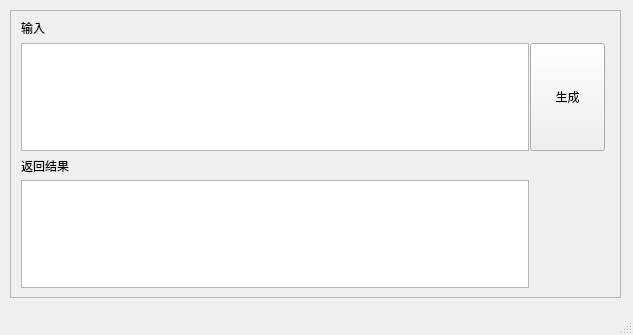
This is pyqt/demo.ui in ruwindyner/py_small_tools as Qt 5 draws it before an edit. The edited form follows.
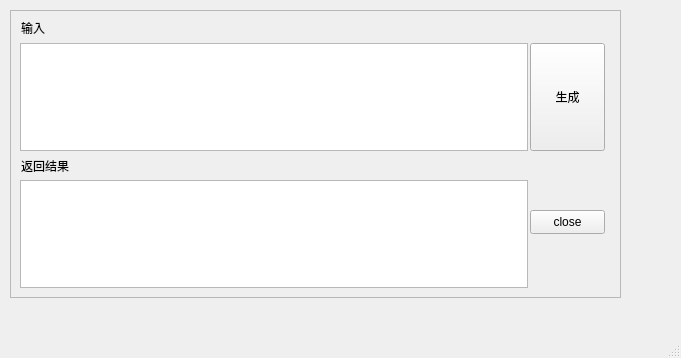
This is the edited form.

Patch:
```diff
--- a/pyqt/demo.ui
+++ b/pyqt/demo.ui
@@ -6,8 +6,8 @@
    <rect>
     <x>0</x>
     <y>0</y>
-    <width>633</width>
-    <height>335</height>
+    <width>681</width>
+    <height>358</height>
    </rect>
   </property>
   <property name="windowTitle">
@@ -45,7 +45,7 @@
     <widget class="QTextEdit" name="textEdit">
      <property name="geometry">
       <rect>
-       <x>11</x>
+       <x>10</x>
        <y>33</y>
        <width>508</width>
        <height>108</height>
@@ -81,13 +81,26 @@
     <widget class="QTextEdit" name="textEdit_2">
      <property name="geometry">
       <rect>
-       <x>11</x>
+       <x>10</x>
        <y>170</y>
        <width>508</width>
        <height>108</height>
       </rect>
      </property>
     </widget>
+    <widget class="QPushButton" name="pushButton_2">
+     <property name="geometry">
+      <rect>
+       <x>520</x>
+       <y>200</y>
+       <width>75</width>
+       <height>24</height>
+      </rect>
+     </property>
+     <property name="text">
+      <string>close</string>
+     </property>
+    </widget>
    </widget>
   </widget>
   <widget class="QMenuBar" name="menubar">
```
Left out of the diff: 20 changed lines with no effect on the pictures.
